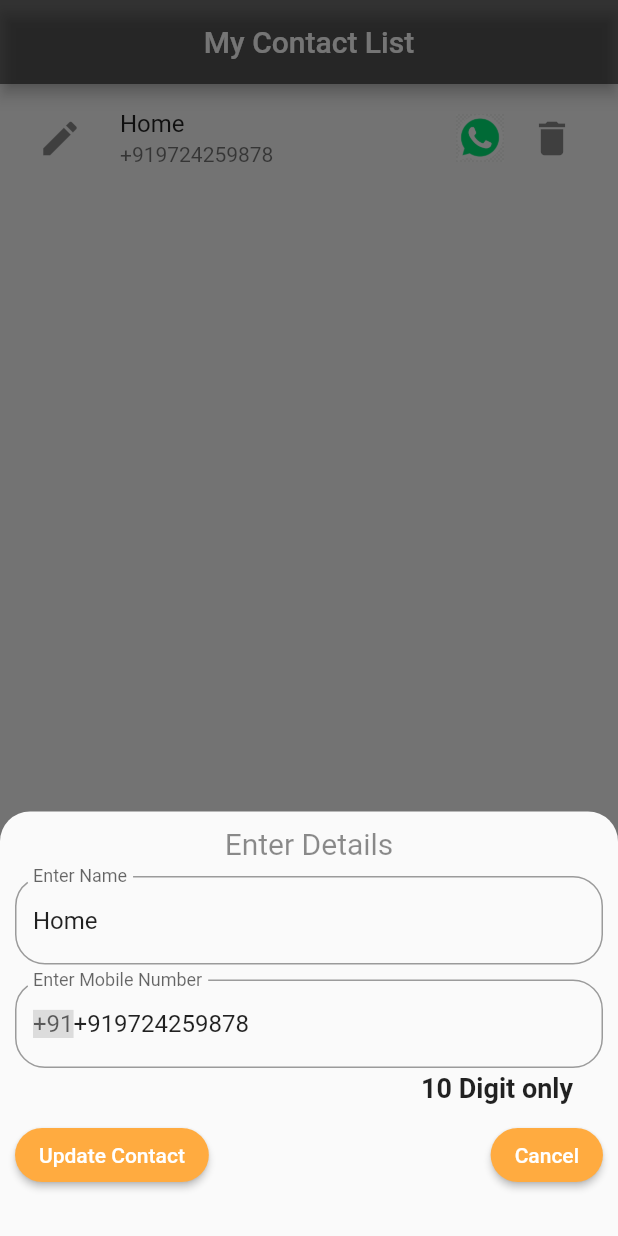
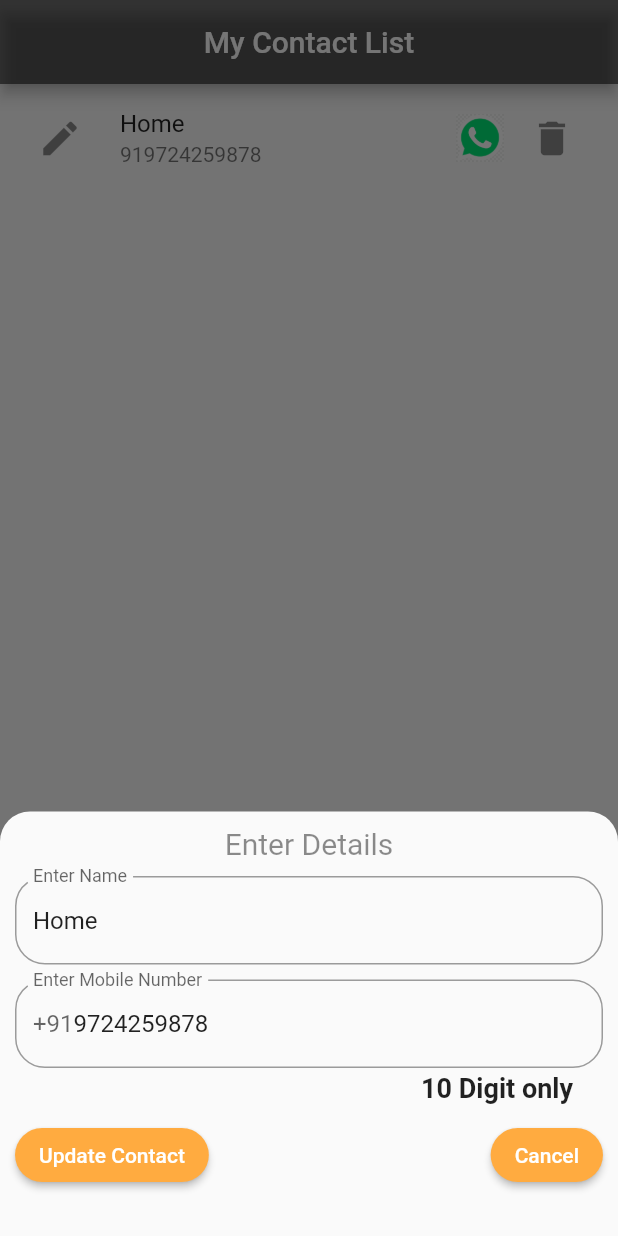
Before and after one commit to sahil078078/flutters_projects, a Flutter app: the screen it shows after launch, after a tap on the "edit" icon, on a phone screen of 412 x 824 dp. Run offline on Flutter 3.47's test engine with Material 2 defaults, Android fonts, the phone set to English and light mode, and no system bars; our stand-ins replace image_picker; missing offline and left inert: flutter_launch.

Commit message:
whatsApp launcher

```diff
--- a/lib/urk_launcher/whatsapp_url_launcher4.dart
+++ b/lib/urk_launcher/whatsapp_url_launcher4.dart
@@ -14,7 +14,7 @@ class _MyUrlLauncher4State extends State<MyUrlLauncher4> {
   TextEditingController myNumber = TextEditingController();
   final _myGloblaKey = GlobalKey<FormState>();
   List<Map<String, String>> myData = [
-    {"Name": "Home", "Phone": "+919724259878"}
+    {"Name": "Home", "Phone": "919724259878"}
   ];
 
   Widget build(BuildContext context) {
@@ -42,12 +42,14 @@ class _MyUrlLauncher4State extends State<MyUrlLauncher4> {
               return ListTile(
                 leading: IconButton(
                   onPressed: () {
+                    print(myData[index]['Phone']);
                     showOption(message: 'From Edit Button', indexed: index);
                   },
                   icon: const Icon(
                     Icons.edit,
                     size: 30,
-                    )),
+                  ),
+                ),
                 title: Text('${myData[index]['Name']}'),
                 subtitle: Text('${myData[index]["Phone"]}'),
                 trailing: SizedBox(
@@ -83,7 +85,8 @@ class _MyUrlLauncher4State extends State<MyUrlLauncher4> {
     print('Calling From $message');
     if (message == "From Edit Button") {
       myName.text = myData[indexed!]["Name"]!;
-      myNumber.text = myData[indexed]["Phone"]!;
+      // myNumber.text = myData[indexed]["Phone"]!;
+      myNumber.text = myData[indexed]["Phone"]!.substring(2, 12);
     } else {
       myName.text = '';
       myNumber.text = '';
@@ -154,12 +157,7 @@ class _MyUrlLauncher4State extends State<MyUrlLauncher4> {
 //                        if (value!.isEmpty) {}
                       },
                       decoration: InputDecoration(
-                        prefix: const Text(
-                          '+91',
-                          style: TextStyle(
-                            backgroundColor: Colors.black12,
-                          ),
-                        ),
+                        prefix: const Text('+91'),
                         hintText: '9727254585',
                         labelText: "Enter Mobile Number",
                         border: OutlineInputBorder(
@@ -204,7 +202,10 @@ class _MyUrlLauncher4State extends State<MyUrlLauncher4> {
                               if (message == "From Edit Button") {
                                 setState(() {
                                   myData[indexed!]['Name'] = myName.text;
-                                  myData[indexed]["Phone"] = myNumber.text;
+                                  myData[indexed]["Phone"] =
+                                      '91' + myNumber.text;
+                                  print(myData[indexed]['Name']);
+                                  print(myData[indexed]["Phone"]);
                                 });
                               } else {
                                 setState(() {
@@ -212,6 +213,8 @@ class _MyUrlLauncher4State extends State<MyUrlLauncher4> {
                                     "Name": myName.text,
                                     "Phone": "91" + myNumber.text,
                                   });
+                                  print(myName.text);
+                                  print(myNumber.text);
 
                                   myName.text = '';
                                   myNumber.text = '';
```
Lines whose indentation alone changed are shown as unchanged.
